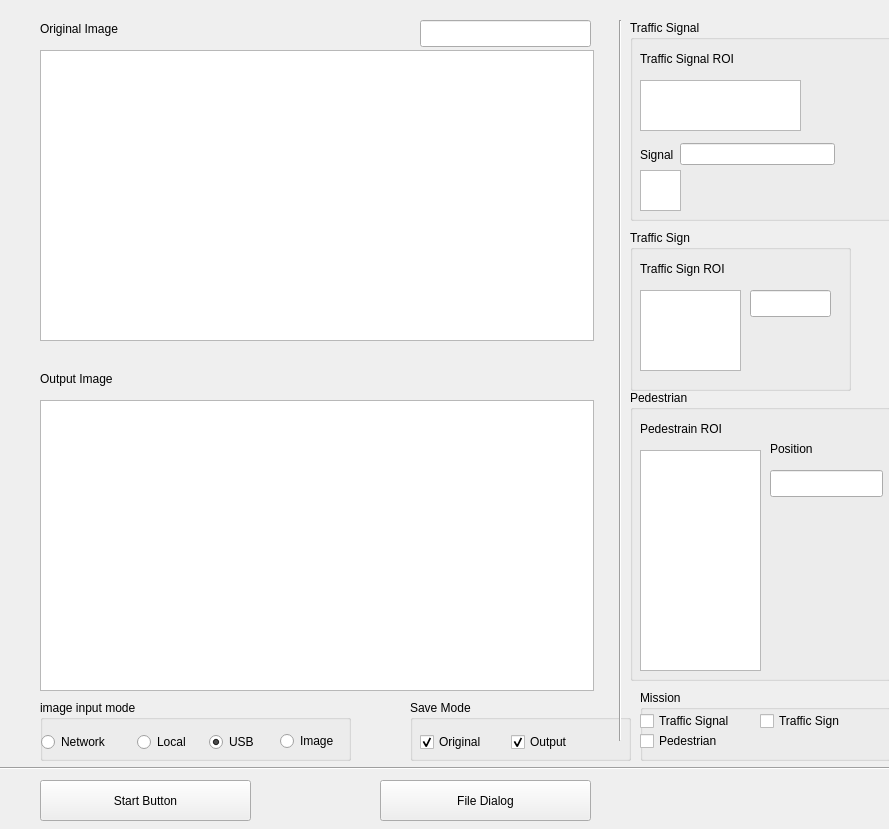
Before: the Qt Designer form front_camera/front_camera_detection.ui in Jun-Hong-7794/FrontCamera, drawn with Qt 5.
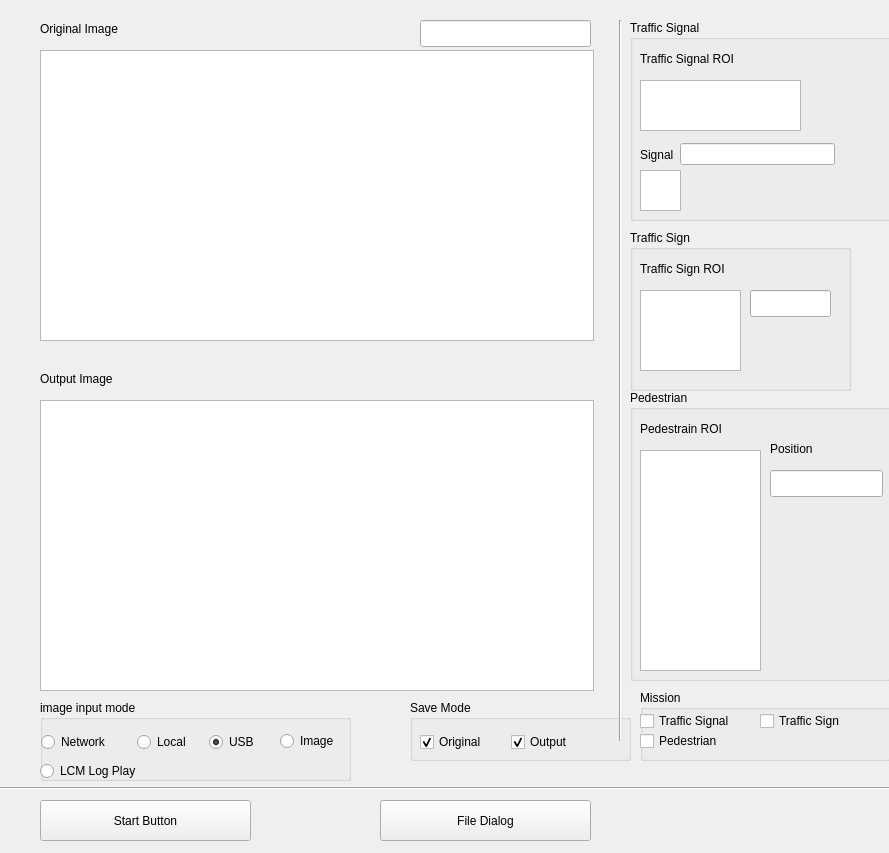
After: the same form once the commit is applied.

Patch:
```diff
--- a/front_camera/front_camera_detection.ui
+++ b/front_camera/front_camera_detection.ui
@@ -7,7 +7,7 @@
     <x>0</x>
     <y>0</y>
     <width>889</width>
-    <height>829</height>
+    <height>853</height>
    </rect>
   </property>
   <property name="windowTitle">
@@ -55,7 +55,7 @@
      <x>40</x>
      <y>700</y>
      <width>311</width>
-     <height>61</height>
+     <height>81</height>
     </rect>
    </property>
    <property name="title">
@@ -119,6 +119,19 @@
      <bool>true</bool>
     </property>
    </widget>
+   <widget class="QRadioButton" name="rd_input_mode_lcm_log_play">
+    <property name="geometry">
+     <rect>
+      <x>0</x>
+      <y>60</y>
+      <width>121</width>
+      <height>22</height>
+     </rect>
+    </property>
+    <property name="text">
+     <string>LCM Log Play</string>
+    </property>
+   </widget>
    <zorder>rd_input_mode_net</zorder>
    <zorder>rd_input_mode_loc</zorder>
    <zorder>rd_input_mode_usb</zorder>
@@ -128,7 +141,7 @@
    <property name="geometry">
     <rect>
      <x>40</x>
-     <y>780</y>
+     <y>800</y>
      <width>211</width>
      <height>41</height>
     </rect>
@@ -196,7 +209,7 @@
    <property name="geometry">
     <rect>
      <x>380</x>
-     <y>780</y>
+     <y>800</y>
      <width>211</width>
      <height>41</height>
     </rect>
@@ -209,7 +222,7 @@
    <property name="geometry">
     <rect>
      <x>0</x>
-     <y>760</y>
+     <y>780</y>
      <width>1031</width>
      <height>16</height>
     </rect>
```
Left out of the diff: 3 changed lines with no effect on the pictures.
